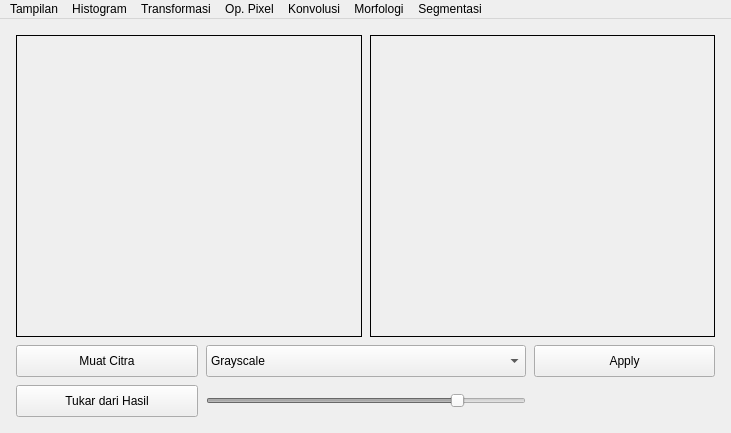
Above: gui.ui from sglkc/pengolahan-citra-digital before the change. Below: the same form after it.
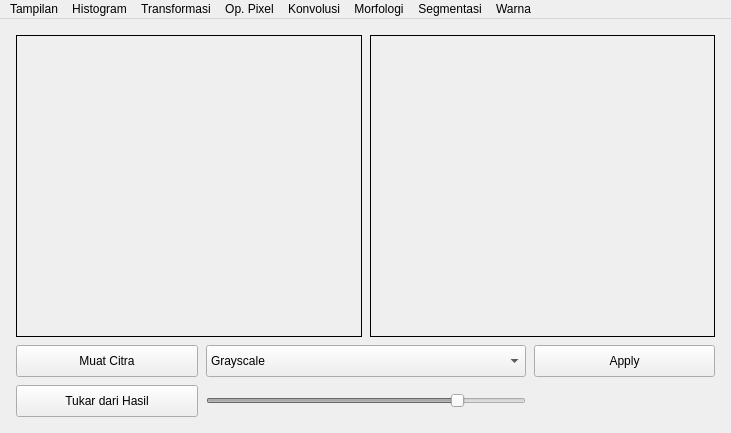
That is the form after the change.

Commit message: tamat modul 8

```diff
--- a/gui.ui
+++ b/gui.ui
@@ -418,6 +418,13 @@
     <addaction name="sgLocalAdaptThres"/>
     <addaction name="sgContour"/>
    </widget>
+   <widget class="QMenu" name="pwMenu">
+    <property name="title">
+     <string>Warna</string>
+    </property>
+    <addaction name="pwTracking"/>
+    <addaction name="pwPicker"/>
+   </widget>
    <addaction name="tampilanMenu"/>
    <addaction name="hgMenu"/>
    <addaction name="tfMenu"/>
@@ -425,6 +432,7 @@
    <addaction name="kvMenu"/>
    <addaction name="mfMenu"/>
    <addaction name="sgMenu"/>
+   <addaction name="pwMenu"/>
   </widget>
   <action name="hgGrayscale">
    <property name="text">
```
Left out of the diff: 10 changed lines with no effect on the pictures. The commit also changes 2 other files.
